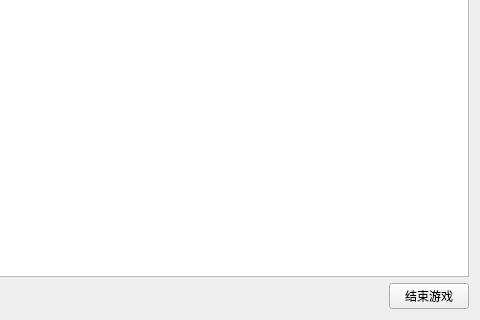
Above: FMCL/Functions/Launcher/Launcher.ui from 1604042736/FMCL before the change; both pictures show x 520 to 1000 and y 298 to 618 of the 1000 by 618 pixel window. Below: the same form after it.
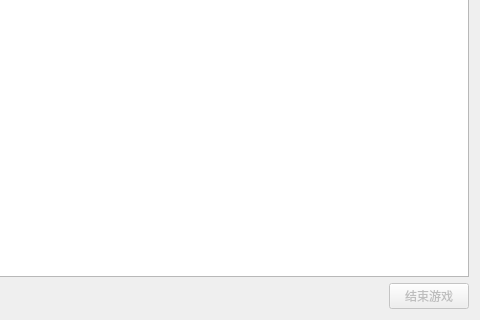
That is the form after the change. Custom widgets are drawn as their Qt base class.

Commit message: 未准备好前无法使用结束游戏按钮

Patch:
```diff
--- a/FMCL/Functions/Launcher/Launcher.ui
+++ b/FMCL/Functions/Launcher/Launcher.ui
@@ -16,6 +16,9 @@
   <layout class="QGridLayout" name="gridLayout">
    <item row="1" column="1">
     <widget class="PushButton" name="pb_kill">
+     <property name="enabled">
+      <bool>false</bool>
+     </property>
      <property name="text">
       <string>结束游戏</string>
      </property>
```
The commit also changes 2 other files.
